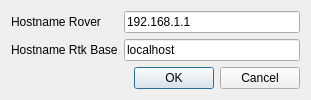
First picture: the form in basestation/connectiondialog.ui, repository wpfhtl/octocopter, before the edit.
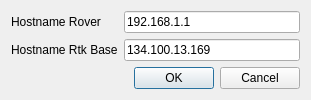
Second picture: the form after the edit.

What changed in the file:
```diff
--- a/basestation/connectiondialog.ui
+++ b/basestation/connectiondialog.ui
@@ -38,7 +38,7 @@
    <item row="1" column="2">
     <widget class="QLineEdit" name="mLineEditHostNameRtkBase">
      <property name="text">
-      <string>localhost</string>
+      <string>134.100.13.169</string>
      </property>
     </widget>
    </item>
```
